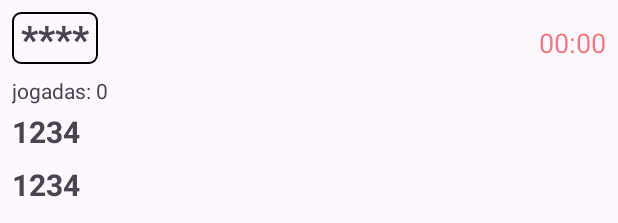
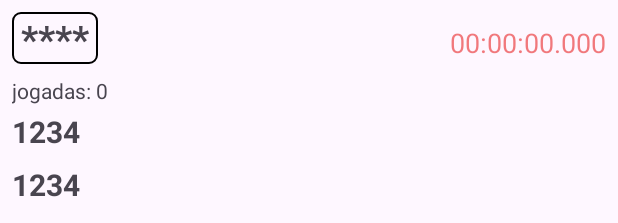
Before and after one commit to mayconmpadev/TiroMosca, an Android app: the layout activity_praticar.xml on its own in the app's theme, with its tools: preview values and no code run, on a phone screen of 412 x 824 dp. Shown: the top 223 px of the screen. Run offline under Robolectric (Android 15) with nearby library versions, the phone set to English and light mode, and no system bars.

Commit message:
beep e tempo

```diff
--- a/app/src/main/res/layout/activity_praticar.xml
+++ b/app/src/main/res/layout/activity_praticar.xml
@@ -30,22 +30,20 @@
         <TextView
             android:id="@+id/textJogada"
             android:layout_width="wrap_content"
+            android:layout_height="wrap_content"
             android:layout_weight="1"
             android:gravity="center"
-            android:textSize="25sp"
-            android:layout_height="wrap_content">
+            android:textSize="25sp">
 
         </TextView>
 
-       <Chronometer
-           android:layout_width="wrap_content"
-           android:layout_height="wrap_content"
-           android:textColor="@color/red"
-           tools:targetApi="TIRAMISU"
-           android:textSize="18sp"
-           android:id="@+id/cronometro">
-
-       </Chronometer>
+        <TextView
+            android:id="@+id/timerTextView"
+            android:layout_width="wrap_content"
+            android:layout_height="wrap_content"
+            android:textColor="@color/red"
+            android:textSize="18sp"
+            android:text="00:00:00.000" />
 
 
     </LinearLayout>
@@ -64,20 +62,20 @@
         </TextView>
 
         <TextView
+            android:id="@+id/qtdJogadas"
             android:layout_width="wrap_content"
             android:layout_height="wrap_content"
-            android:id="@+id/qtdJogadas"
             android:text="0 ">
 
         </TextView>
     </LinearLayout>
 
     <androidx.recyclerview.widget.RecyclerView
+        android:id="@+id/rvJogadas"
         android:layout_width="match_parent"
         android:layout_height="wrap_content"
-        android:id="@+id/rvJogadas"
-        tools:listitem="@layout/item_jogadas"
-        android:layout_weight="1">
+        android:layout_weight="1"
+        tools:listitem="@layout/item_jogadas">
 
     </androidx.recyclerview.widget.RecyclerView>
 
--- a/app/src/main/res/layout/dialog_padrao_ok_cancelar.xml
+++ b/app/src/main/res/layout/dialog_padrao_ok_cancelar.xml
@@ -35,7 +35,6 @@
 
         <android.widget.Button
             android:id="@+id/dialog_padrao_btn_esquerda"
-            style="@style/button"
             android:layout_width="wrap_content"
             android:layout_height="wrap_content"
             android:text="Cancelar" />
@@ -51,7 +50,6 @@
             android:id="@+id/dialog_padrao_btn_direita"
             android:layout_width="wrap_content"
             android:layout_height="wrap_content"
-            style="@style/button"
             android:text="Ok" />
 
     </LinearLayout>
```
Also changed, not shown: app/src/main/java/com/mpasistemas/tiromosca/PraticarActivity.kt (+83 -5 lines), app/src/main/java/com/mpasistemas/tiromosca/adapter/JogadasAdapter.kt (+8 -13 lines), 3 other files.
